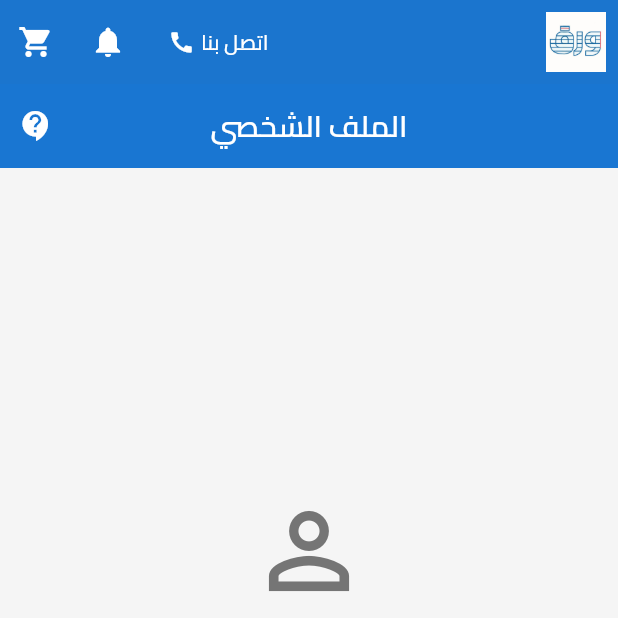
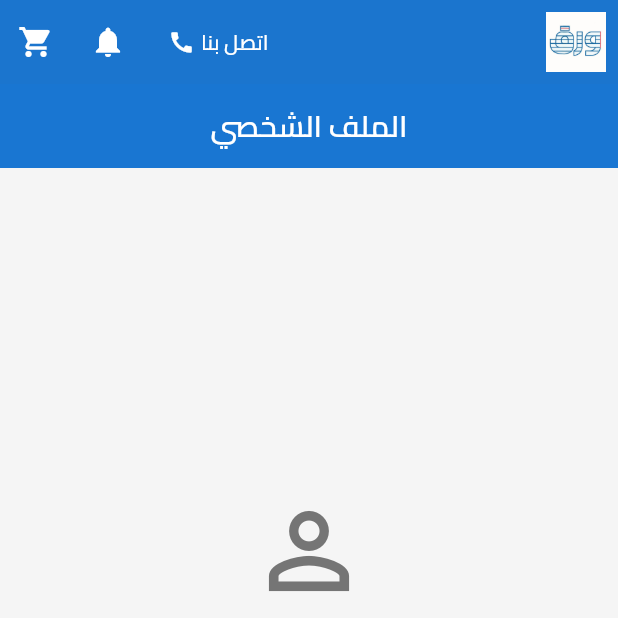
Before and after one commit to aalitariq44/paper-shop, a Flutter app: the screen it shows after launch, item 5 of the bottom bar chosen, on a phone screen of 412 x 824 dp, the top half of it. Run offline on Flutter 3.47's test engine with Material 3 defaults, Android fonts, the phone set to English and light mode, and no system bars; our stand-ins replace cloud_firestore, firebase_auth, firebase_core, google_sign_in, shared_preferences; accounts and stored records are empty.

```diff
--- a/lib/presentation/screens/profile/profile_screen.dart
+++ b/lib/presentation/screens/profile/profile_screen.dart
@@ -25,13 +25,6 @@ class _ProfileScreenState extends State<ProfileScreen> {
         backgroundColor: AppColors.primaryColor,
         foregroundColor: AppColors.textLight,
         elevation: 0,
-        actions: [
-          IconButton(
-            icon: const Icon(Icons.contact_support),
-            onPressed: () => ContactDialog.show(context),
-            tooltip: 'اتصل بنا',
-          ),
-        ],
       ),
       body: Consumer<AuthProvider>(
         builder: (context, authProvider, child) {
```
